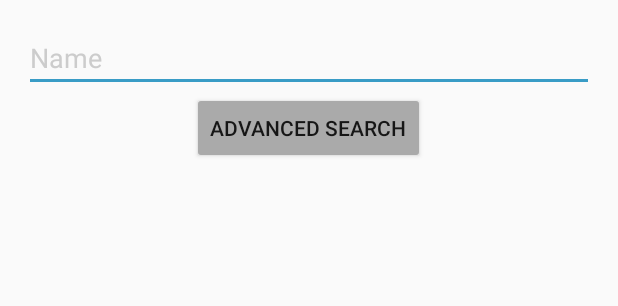
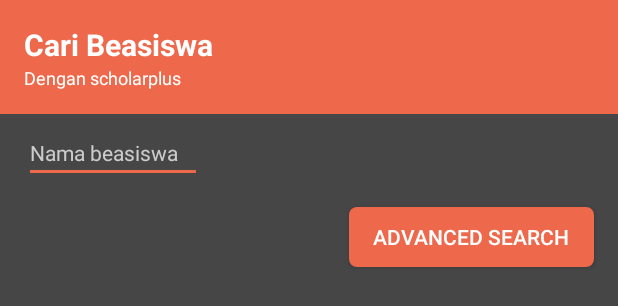
Before and after one commit to ramaf9/Scholarplus, an Android app: the layout dialog_filter.xml on its own in the app's theme, with its tools: preview values and no code run, on a phone screen of 412 x 824 dp. Shown: the top 306 px of the screen. Run offline under Robolectric (Android 15) with nearby library versions, the light colour scheme and no system bars.

```diff
--- a/app/src/main/java/com/v1/firebase/scholarplus/ui/home/HomeFragment.java
+++ b/app/src/main/java/com/v1/firebase/scholarplus/ui/home/HomeFragment.java
@@ -165,7 +165,7 @@ public class HomeFragment extends Fragment implements BaseSliderView.OnSliderCli
         file_maps.put("Game of Thrones", R.drawable.common_full_open_on_phone);
 
 
-        mDemoSlider.setPresetTransformer(SliderLayout.Transformer.Accordion);
+        mDemoSlider.setPresetTransformer(SliderLayout.Transformer.Default);
         mDemoSlider.setPresetIndicator(SliderLayout.PresetIndicators.Center_Bottom);
         mDemoSlider.setCustomAnimation(new DescriptionAnimation());
         mDemoSlider.setDuration(4000);
--- a/app/src/main/res/drawable/shape1.xml
+++ b/app/src/main/res/drawable/shape1.xml
@@ -4,8 +4,8 @@
     android:shape="rectangle">
 
     <corners android:radius="29dp" />
-    <solid android:color="@color/orange" />
+    <solid android:color="@color/colorPrimary" />
     <stroke
         android:width="1dip"
-        android:color="@color/orange" />
+        android:color="@color/colorPrimary" />
 </shape>
--- a/app/src/main/res/drawable/shape3.xml
+++ b/app/src/main/res/drawable/shape3.xml
@@ -4,8 +4,8 @@
     android:shape="rectangle">
 
     <corners android:radius="5dp" />
-    <solid android:color="@color/orange" />
+    <solid android:color="@color/colorPrimary" />
     <stroke
         android:width="0dip"
-        android:color="@color/orange" />
+        android:color="@color/colorPrimary" />
 </shape>
--- a/app/src/main/res/layout/dialog_filter.xml
+++ b/app/src/main/res/layout/dialog_filter.xml
@@ -2,22 +2,55 @@
     xmlns:tools="http://schemas.android.com/tools"
     android:layout_width="match_parent"
     android:layout_height="match_parent"
-    android:background="@android:color/transparent"
-    android:paddingBottom="@dimen/activity_vertical_margin"
-    android:paddingLeft="@dimen/activity_vertical_margin"
-    android:paddingRight="@dimen/activity_vertical_margin"
-    android:paddingTop="@dimen/activity_vertical_margin"
+    android:background="#464646"
+
     tools:context=".ui.MainActivity">
+
+    <LinearLayout
+        android:layout_width="match_parent"
+        android:layout_height="wrap_content"
+        android:background="@color/colorAccent"
+        android:id="@+id/hiq"
+        android:paddingBottom="@dimen/activity_vertical_margin"
+        android:paddingLeft="@dimen/activity_vertical_margin"
+        android:paddingRight="@dimen/activity_vertical_margin"
+        android:paddingTop="@dimen/activity_vertical_margin"
+        android:orientation="vertical">
+
+        <TextView
+            android:layout_width="wrap_content"
+            android:layout_height="wrap_content"
+            android:text="Cari Beasiswa"
+            android:textColor="@color/white"
+            android:textStyle="bold"
+            android:textSize="20sp"
+            />
+
+        <TextView
+            android:layout_width="wrap_content"
+            android:layout_height="wrap_content"
+            android:text="Dengan scholarplus"
+            android:textColor="@color/white"
+            android:textSize="12sp"
+            />
+
+
+    </LinearLayout>
 
     <EditText
         android:id="@+id/edit_name"
-        android:layout_width="match_parent"
+        android:layout_below="@id/hiq"
+        android:layout_width="wrap_content"
         android:layout_height="wrap_content"
-        android:hint="Name"
+        android:hint="Nama beasiswa"
+        android:textSize="14sp"
         android:imeOptions="actionDone|flagNoExtractUi"
         android:inputType="text"
         android:textColor="@color/black"
-        android:textColorHint="@color/iron" />
+        android:textColorHint="@color/iron"
+        android:layout_marginLeft="@dimen/activity_vertical_margin"
+        android:paddingRight="@dimen/activity_vertical_margin"
+        android:paddingTop="@dimen/activity_vertical_margin"/>
 
     <LinearLayout
         android:id="@+id/action_advSearch"
@@ -25,10 +58,14 @@
         android:orientation="vertical"
         android:layout_below="@+id/edit_name"
         android:layout_height="wrap_content"
+        android:paddingBottom="@dimen/activity_vertical_margin"
+        android:paddingLeft="@dimen/activity_vertical_margin"
+        android:paddingRight="@dimen/activity_vertical_margin"
         android:visibility="gone">
 
         <EditText
             android:id="@+id/edit_ipk"
+            android:textSize="14sp"
             android:layout_width="match_parent"
             android:layout_height="wrap_content"
             android:hint="Min. IPK"
@@ -41,6 +78,7 @@
             android:id="@+id/edit_semester"
             android:layout_width="match_parent"
             android:layout_height="wrap_content"
+            android:textSize="14sp"
             android:layout_below="@+id/edit_ipk"
             android:hint="Min. Semester"
             android:imeOptions="actionDone|flagNoExtractUi"
@@ -51,18 +89,26 @@
         <Spinner
             android:layout_width="match_parent"
             android:layout_height="wrap_content"
+            android:textSize="14sp"
             android:id="@+id/spn_tipebeasiswa"
             android:layout_centerVertical="true"
-            android:layout_alignStart="@+id/action_advSearch" />
+            android:layout_alignStart="@+id/action_advSearch"
+            android:contentDescription="test"/>
     </LinearLayout>
 
     <Button
         android:layout_width="wrap_content"
-        android:layout_height="wrap_content"
+        android:layout_height="40dp"
         android:text="Advanced search"
         android:id="@+id/adv_search"
         android:layout_below="@+id/action_advSearch"
-        android:layout_centerHorizontal="true" />
+        android:background="@drawable/shape4"
+        android:textColor="@color/white"
+        android:paddingLeft="@dimen/activity_vertical_margin"
+        android:paddingRight="@dimen/activity_vertical_margin"
+        android:layout_alignParentRight="true"
+        android:layout_margin="16dp"
+        />
 
 
 
--- a/app/src/main/res/layout/single_active_list_cardview2.xml
+++ b/app/src/main/res/layout/single_active_list_cardview2.xml
@@ -46,7 +46,7 @@
                 android:textSize="9sp"
                 android:textColor="@color/white"
                 android:textStyle="bold"
-                android:background="@drawable/shape4"
+                android:background="@drawable/shape5"
                 android:paddingTop="3dp"
                 android:paddingBottom="3dp"
                 android:paddingLeft="7dp"
--- a/app/src/main/res/values/colors.xml
+++ b/app/src/main/res/values/colors.xml
@@ -1,9 +1,9 @@
 <?xml version="1.0" encoding="utf-8"?>
 <resources>
-    <color name="colorPrimary">#ee684b</color>
-    <color name="colorPrimaryDark">#c85b44</color>
+    <color name="colorPrimary">#399cc6</color>
+    <color name="colorPrimaryDark">#3585a8</color>
     <color name="colorPrimaryDarker">#a64c39</color>
-    <color name="colorAccent">#399cc6</color>
+    <color name="colorAccent">#ee684b</color>
     <color name="dark_layout">#424242</color>
 
     <color name="black">#000000</color>
@@ -15,7 +15,7 @@
     <color name="base">#AAAAAA</color>
     <color name="iron">#CCCCCC</color>
     <color name="white">#FFFFFF</color>
-    <color name="unselected">#f7b4a4</color>
+    <color name="unselected">#9ccfe4</color>
     <color name="ijo">#9ccc66</color>
     <color name="orange">#fc7244</color>
     <color name="dark_design">#343434</color>
--- a/build.gradle
+++ b/build.gradle
@@ -5,7 +5,7 @@ buildscript {
         jcenter()
     }
     dependencies {
-        classpath 'com.android.tools.build:gradle:2.1.3'
+        classpath 'com.android.tools.build:gradle:2.2.0'
         classpath 'com.google.gms:google-services:3.0.0'
 
         // NOTE: Do not place your application dependencies here; they belong
```
Also changed, not shown: app/src/main/res/drawable/shape5.xml (added, +11 -0 lines), app/src/main/res/layout/fragment_home.xml (+89 -61 lines), app/src/main/res/values/styles.xml (+22 -0 lines), app/src/main/ic_launcher-web.png, app/src/main/res/mipmap-hdpi/ic_launcher.png, app/src/main/res/mipmap-mdpi/ic_launcher.png, app/src/main/res/mipmap-xhdpi/ic_launcher.png, app/src/main/res/mipmap-xxhdpi/ic_launcher.png, app/src/main/res/mipmap-xxxhdpi/ic_launcher.png, 5 other files.
